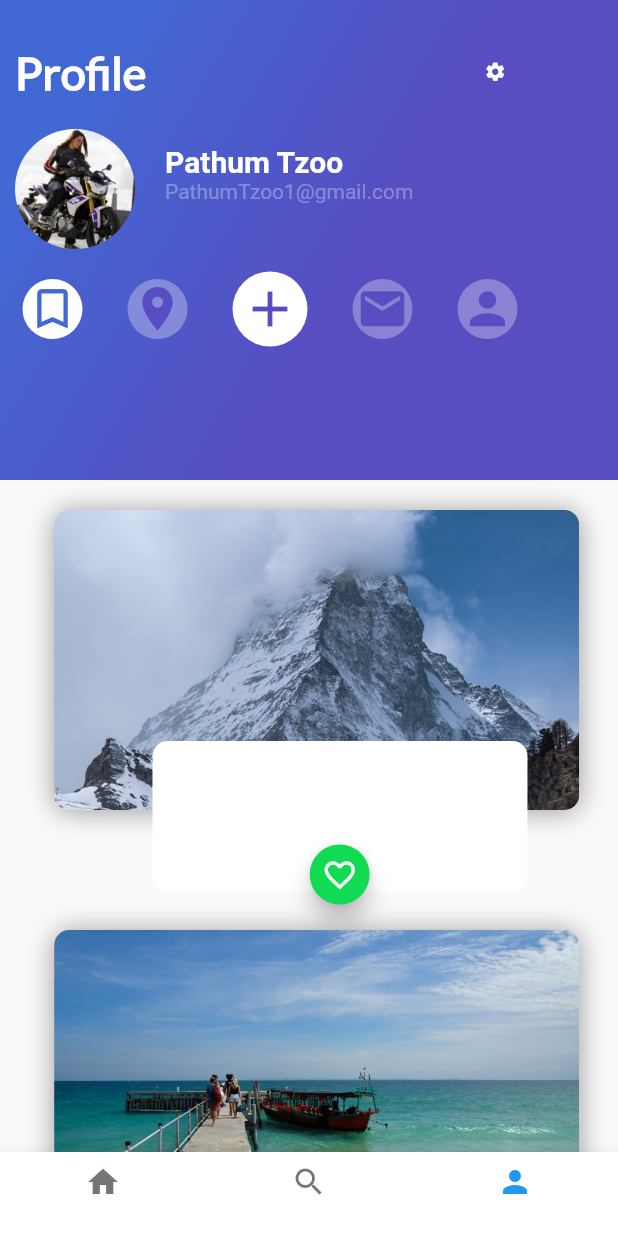
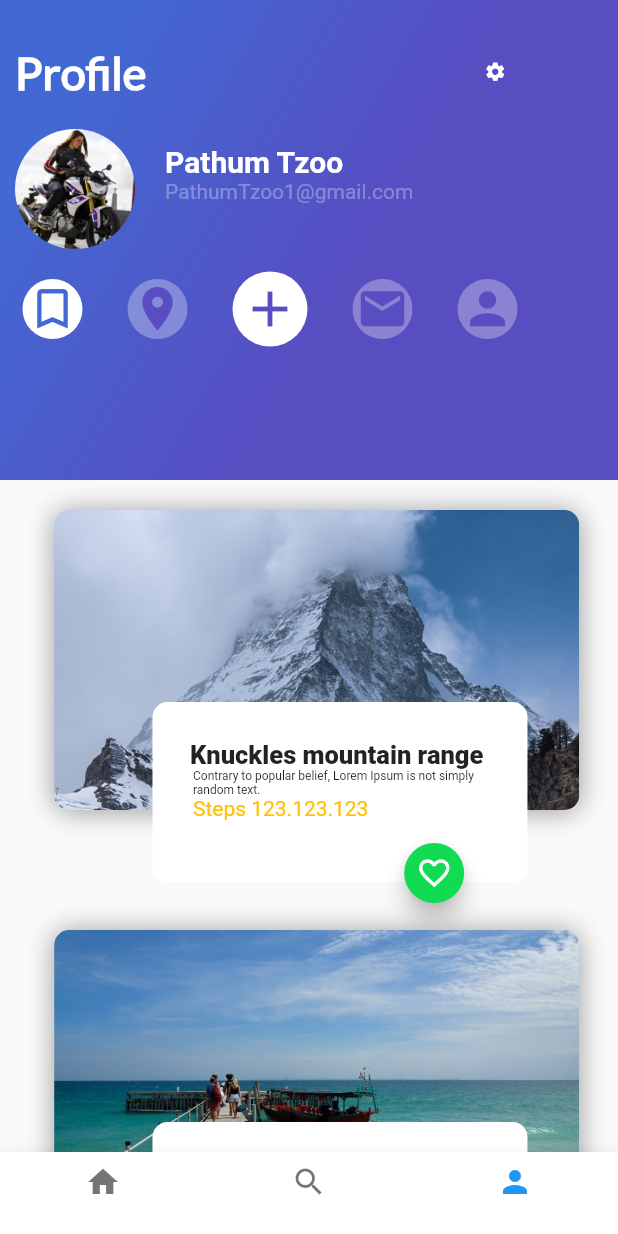
Before and after one commit to fjmn2001/flutter_nelson, a Flutter app: the PlatziTrips screen opened directly, item 3 of the bottom bar chosen, on a phone screen of 412 x 824 dp. Run offline on Flutter 3.47's test engine with Material 2 defaults, Android fonts, the phone set to English and light mode, and no system bars.

Commit message:
vista profile lista

```diff
--- a/lib/card_image_profile.dart
+++ b/lib/card_image_profile.dart
@@ -38,12 +38,14 @@ class CardImageProfile extends StatelessWidget{
     );
 
 
+//    Contrary to popular belief, Lorem Ipsum is not simply random text.
+
     final informationCard = Stack(
-      alignment: Alignment(-0.2,1.5),
+      alignment: Alignment(0.3,1.5),
       children: <Widget>[
         Container(
           width: 250.0,
-          height: 100.0,
+          height: 120.0,
           margin: EdgeInsets.only(
             right: 50.0
           ),
@@ -52,6 +54,40 @@ class CardImageProfile extends StatelessWidget{
             color: Colors.white,
           ),
           padding: EdgeInsets.all(25.0),
+          child: Column(crossAxisAlignment: CrossAxisAlignment.start,
+            children: <Widget>[
+              Container(
+                child: Text("Knuckles mountain range",
+                style: TextStyle(
+                  fontSize: 17.0,
+                  fontWeight: FontWeight.w900
+                ),),
+              ),
+              Container(
+                margin: EdgeInsets.only(
+                  left: 2.0,
+                  right: 2.0
+                ),
+                child: Text("Contrary to popular belief, Lorem Ipsum is not simply random text.",
+                  style: TextStyle(
+                      fontSize: 8.0,
+//                      fontWeight: FontWeight.w900
+                  ),),
+              ),
+              Container(
+                margin: EdgeInsets.only(
+                    left: 2.0,
+                    right: 2.0
+                ),
+                child: Text("Steps 123.123.123",
+                  style: TextStyle(
+                    color: Colors.amber
+//                    fontSize: 8.0,
+//                      fontWeight: FontWeight.w900
+                  ),),
+              )
+            ],
+          ),
         ),
         FloatingActionButtonGreen()
       ],
```
